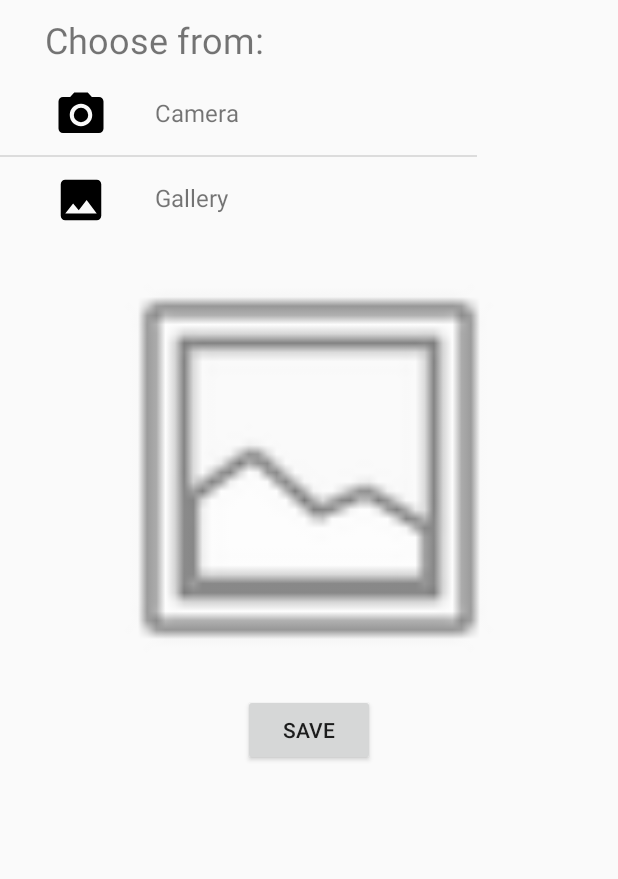
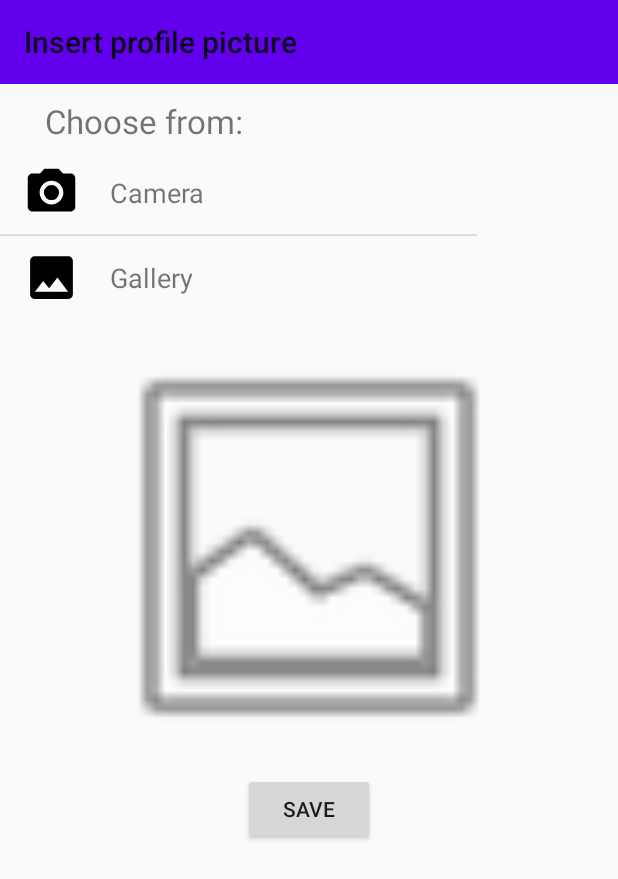
Before and after one commit to tnvkc/MOSIS_Projekat, an Android app: the NewProfilePictureActivity screen opened directly, with no data from a screen before it, on a phone screen of 412 x 824 dp. Shown: the top 879 px of the screen. Run offline under Robolectric (Android 15) with nearby library versions, the phone set to English and light mode, and no system bars.

Commit message:
toolbar naslovi i modifikacije

```diff
--- a/WalkHike/app/src/main/java/tamara/mosis/elfak/walkhike/CustomListView.java
+++ b/WalkHike/app/src/main/java/tamara/mosis/elfak/walkhike/CustomListView.java
@@ -27,7 +27,7 @@ public class CustomListView extends ArrayAdapter<String> {
         this.context=context;
         this.names=itemName;
         this.images=imageid;
-        switchOrNot=switchornot;
+        this.switchOrNot=switchornot;
     }
     @NonNull
     @Override
@@ -38,9 +38,9 @@ public class CustomListView extends ArrayAdapter<String> {
         if(vw==null)
         {
             LayoutInflater layoutInflater = context.getLayoutInflater();
-           /* if(switchOrNot)
-              vw = layoutInflater.inflate(R.layout.list_member_switch, null, true);
-            else*/
+            if(switchOrNot)
+                vw = layoutInflater.inflate(R.layout.list_member_switch, null, true);
+            else
                 vw = layoutInflater.inflate(R.layout.list_member, null, true);
 
             vh=new ViewHolder(vw);
--- a/WalkHike/app/src/main/java/tamara/mosis/elfak/walkhike/LoginActivity.java
+++ b/WalkHike/app/src/main/java/tamara/mosis/elfak/walkhike/LoginActivity.java
@@ -1,6 +1,7 @@
 package tamara.mosis.elfak.walkhike;
 
 import androidx.appcompat.app.AppCompatActivity;
+import androidx.appcompat.widget.Toolbar;
 
 import android.os.Bundle;
 
@@ -10,5 +11,7 @@ public class LoginActivity extends AppCompatActivity {
     protected void onCreate(Bundle savedInstanceState) {
         super.onCreate(savedInstanceState);
         setContentView(R.layout.activity_login);
+
+        getSupportActionBar().hide();
     }
 }
--- a/WalkHike/app/src/main/java/tamara/mosis/elfak/walkhike/NewProfilePictureActivity.java
+++ b/WalkHike/app/src/main/java/tamara/mosis/elfak/walkhike/NewProfilePictureActivity.java
@@ -1,6 +1,7 @@
 package tamara.mosis.elfak.walkhike;
 
 import androidx.appcompat.app.AppCompatActivity;
+import androidx.appcompat.widget.Toolbar;
 
 import android.content.Context;
 import android.os.Bundle;
@@ -12,13 +13,19 @@ public class NewProfilePictureActivity extends AppCompatActivity {
     ListView list;
     @Override
     protected void onCreate(Bundle savedInstanceState) {
+        Toolbar toolbar;
+
         super.onCreate(savedInstanceState);
         setContentView(R.layout.activity_new_profile_picture);
+
+        toolbar = (Toolbar) findViewById(R.id.new_profile_picture_toolbar);
+        setSupportActionBar(toolbar);
+        getSupportActionBar().setTitle("Insert profile picture");
 
         list=(ListView) findViewById(android.R.id.list);
         Context context=getApplicationContext();
         CustomListView adapter=new CustomListView(this,context.getResources().getStringArray(R.array.new_profile_image_options),
-                                                            imgid,false);
+                imgid,false);
         list.setAdapter(adapter);
 
     }
--- a/WalkHike/app/src/main/java/tamara/mosis/elfak/walkhike/ProfileActivity.java
+++ b/WalkHike/app/src/main/java/tamara/mosis/elfak/walkhike/ProfileActivity.java
@@ -20,10 +20,11 @@ public class ProfileActivity extends AppCompatActivity {
         super.onCreate(savedInstanceState);
         setContentView(R.layout.activity_profile);
 
-        //getSupportActionBar().setTitle("Profile");
         toolbar = (Toolbar) findViewById(R.id.profile_toolbar);
         setSupportActionBar(toolbar);
-        getSupportActionBar().setDisplayShowTitleEnabled(false);
+        getSupportActionBar().setTitle("Profile");
+
+        getSupportActionBar().setDisplayShowTitleEnabled(true);
         list=(ListView) findViewById(R.id.listview_profile_options);
         Context context=getApplicationContext();
         CustomListView adapter=new CustomListView(this,context.getResources().getStringArray(R.array.profile_options),
--- a/WalkHike/app/src/main/java/tamara/mosis/elfak/walkhike/SignUpActivity.java
+++ b/WalkHike/app/src/main/java/tamara/mosis/elfak/walkhike/SignUpActivity.java
@@ -10,5 +10,7 @@ public class SignUpActivity extends AppCompatActivity {
     protected void onCreate(Bundle savedInstanceState) {
         super.onCreate(savedInstanceState);
         setContentView(R.layout.activity_sign_up);
+        getSupportActionBar().hide();
+
     }
 }
--- a/WalkHike/app/src/main/res/layout/activity_new_profile_picture.xml
+++ b/WalkHike/app/src/main/res/layout/activity_new_profile_picture.xml
@@ -5,7 +5,15 @@
     android:layout_width="match_parent"
     android:layout_height="match_parent"
     tools:context=".NewProfilePictureActivity">
-
+    <androidx.appcompat.widget.Toolbar
+        android:id="@+id/new_profile_picture_toolbar"
+        android:layout_width="match_parent"
+        android:layout_height="56dp"
+        android:background="@color/colorPrimary"
+        android:layout_alignParentTop="true"
+        app:layout_constraintTop_toTopOf="parent"
+        tools:layout_editor_absoluteX="0dp">
+    </androidx.appcompat.widget.Toolbar>
 
     <TextView
         android:id="@+id/textView43"
@@ -15,10 +23,9 @@
         android:layout_marginLeft="30dp"
         android:layout_marginBottom="5dp"
         android:text="Choose from:"
-        android:textSize="24dp"
-        android:layout_alignParentTop="true"
-        app:layout_constraintHorizontal_bias="0.176"
-         />
+        android:textSize="22dp"
+        android:layout_below="@id/new_profile_picture_toolbar"
+        />
 
     <Button
         android:id="@+id/button9"
@@ -28,7 +35,7 @@
         android:layout_marginTop="0dp"
         android:layout_centerHorizontal="true"
         android:layout_below="@id/imageView17"
-       />
+        />
 
     <ListView
         android:id="@android:id/list"
@@ -37,7 +44,7 @@
         android:scrollbars="none"
         android:layout_marginBottom="5dp"
         android:layout_below="@id/textView43"
-         />
+        />
 
     <ImageView
         android:id="@+id/imageView17"
--- a/WalkHike/app/src/main/res/layout/list_member.xml
+++ b/WalkHike/app/src/main/res/layout/list_member.xml
@@ -12,40 +12,23 @@
 
         <TextView
             android:id="@+id/textViewPhotoInput"
-            android:layout_width="185dp"
-            android:layout_height="23dp"
-            android:layout_alignParentStart="true"
-            android:layout_alignParentLeft="true"
-            android:layout_alignParentTop="true"
-            android:layout_alignParentEnd="true"
-            android:layout_alignParentRight="true"
-            android:layout_alignParentBottom="true"
-            android:layout_marginStart="103dp"
-            android:layout_marginLeft="103dp"
-            android:layout_marginTop="16dp"
-            android:layout_marginEnd="123dp"
-            android:layout_marginRight="123dp"
-            android:layout_marginBottom="16dp"
+            android:layout_width="166dp"
+            android:layout_height="24dp"
             android:text="TextView"
-            android:textSize="16dp"
-            tools:layout_editor_absoluteX="81dp"
-            tools:layout_editor_absoluteY="29dp" />
+            android:textSize="18dp"
+            android:layout_centerVertical="true"
+            android:layout_toRightOf="@id/imageViewPhotoInput"
+            android:layout_marginLeft="20dp"
+            />
 
         <ImageView
             android:id="@+id/imageViewPhotoInput"
-            android:layout_width="36dp"
+            android:layout_width="38dp"
             android:layout_height="38dp"
-            android:layout_alignParentStart="true"
+            android:layout_centerVertical="true"
+            android:layout_marginLeft="15dp"
             android:layout_alignParentLeft="true"
-            android:layout_alignParentTop="true"
-            android:layout_alignParentBottom="true"
-            android:layout_marginStart="36dp"
-            android:layout_marginLeft="36dp"
-            android:layout_marginTop="7dp"
-            android:layout_marginEnd="22dp"
-            android:layout_marginRight="22dp"
-            android:layout_marginBottom="5dp"
-            tools:layout_editor_absoluteX="26dp"
-            tools:layout_editor_absoluteY="25dp" />
+            />
+
     </RelativeLayout>
 </LinearLayout>
```
Also changed, not shown: WalkHike/app/src/main/java/tamara/mosis/elfak/walkhike/AddFriendActivity.java (+7 -0 lines), WalkHike/app/src/main/java/tamara/mosis/elfak/walkhike/EditProfileActivity.java (+7 -0 lines), WalkHike/app/src/main/java/tamara/mosis/elfak/walkhike/HelpActivity.java (+7 -0 lines), WalkHike/app/src/main/java/tamara/mosis/elfak/walkhike/SettingsActivity.java (+7 -0 lines), WalkHike/app/src/main/res/layout/activity_add_friend.xml (+11 -0 lines), WalkHike/app/src/main/res/layout/activity_edit_profile.xml (+13 -3 lines), WalkHike/app/src/main/res/layout/activity_help.xml (+10 -2 lines), WalkHike/app/src/main/res/layout/activity_profile.xml (+7 -7 lines), WalkHike/app/src/main/res/layout/activity_settings.xml (+11 -2 lines), WalkHike/app/src/main/res/layout/list_member_switch.xml (+15 -36 lines).
